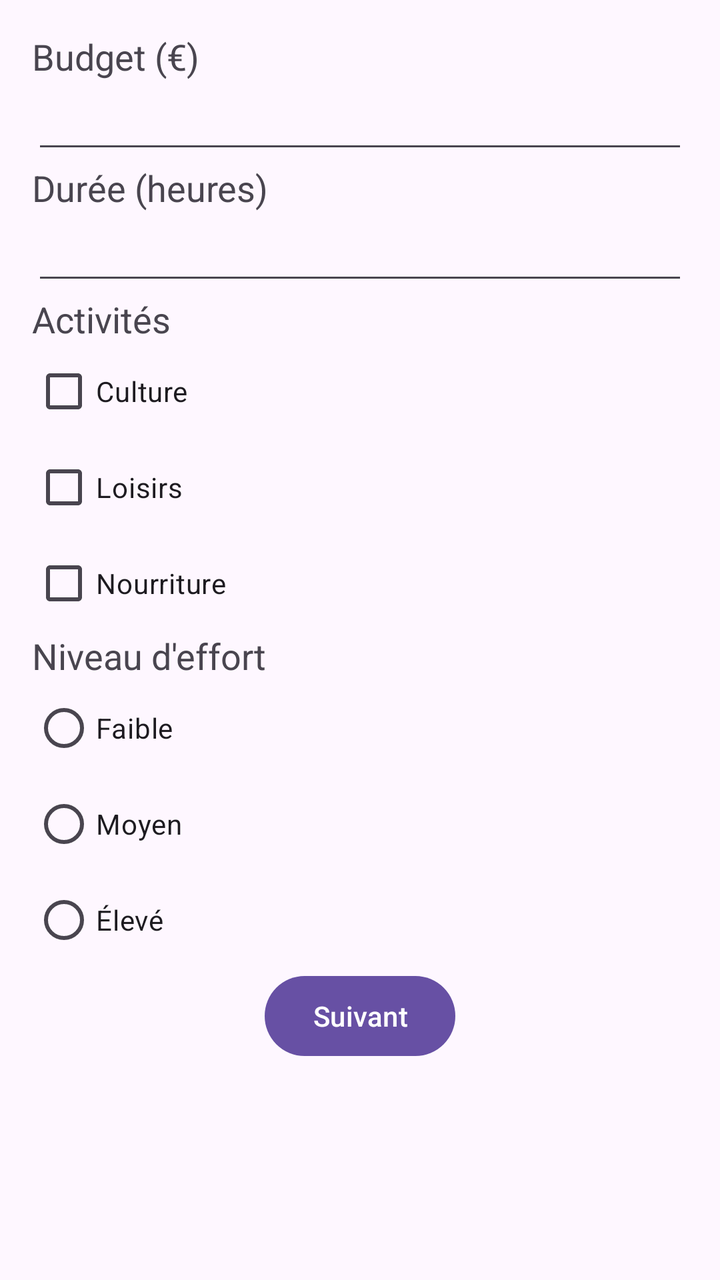
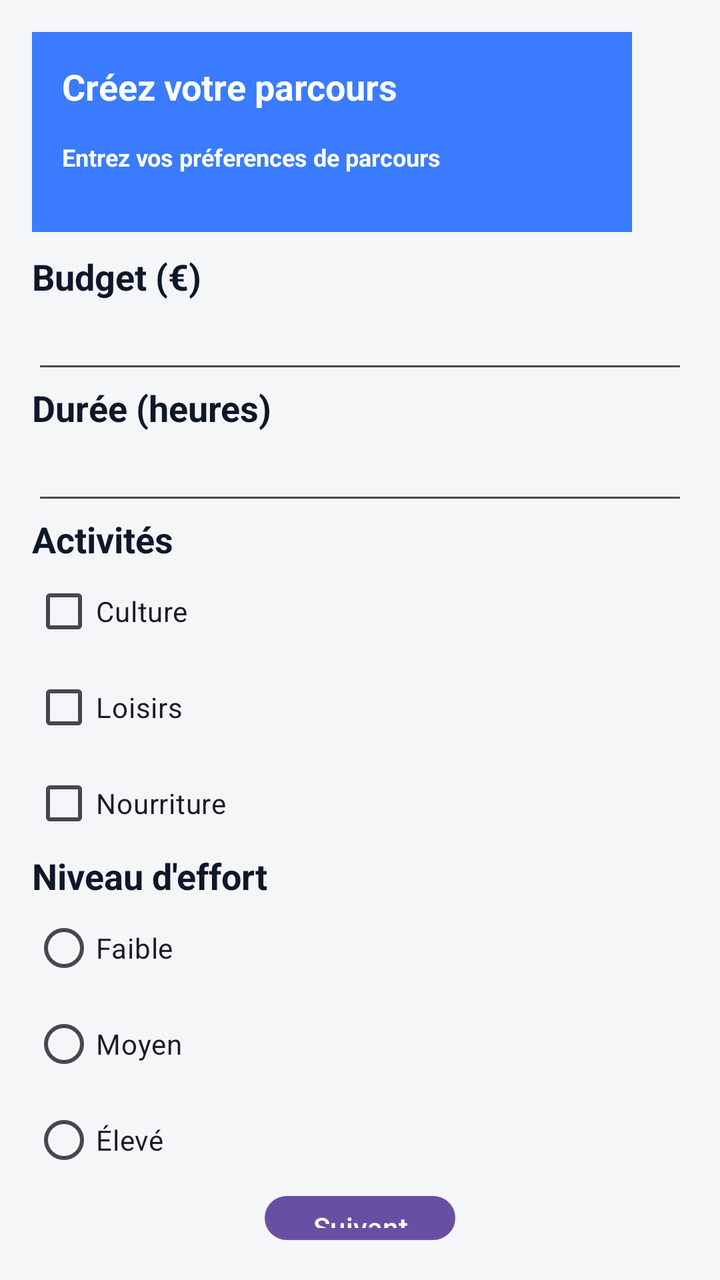

Screens rendered from an Android XML layout before and after an edit, with the pre-edit source and the edit as a unified diff.
<!-- AndroidManifest.xml: application theme Theme.Travel_Esteban_kylian -->
<!-- res/layout/activity_travelpath_preferences.xml -->
<?xml version="1.0" encoding="utf-8"?>

<LinearLayout xmlns:android="http://schemas.android.com/apk/res/android"
android:layout_width="match_parent"
android:layout_height="match_parent"
android:orientation="vertical"
android:padding="16dp">

<TextView
    android:layout_width="wrap_content"
    android:layout_height="wrap_content"
    android:text="Budget (€)"
    android:textSize="18sp" />

<EditText
    android:id="@+id/budgetEditText"
    android:layout_width="match_parent"
    android:layout_height="wrap_content"
    android:inputType="numberDecimal" />

<TextView
    android:layout_width="wrap_content"
    android:layout_height="wrap_content"
    android:text="Durée (heures)"
    android:textSize="18sp" />

<EditText
    android:id="@+id/durationEditText"
    android:layout_width="match_parent"
    android:layout_height="wrap_content"
    android:inputType="number" />

<TextView
    android:layout_width="wrap_content"
    android:layout_height="wrap_content"
    android:text="Activités"
    android:textSize="18sp" />

<CheckBox
    android:id="@+id/cultureCheckBox"
    android:layout_width="wrap_content"
    android:layout_height="wrap_content"
    android:text="Culture" />

<CheckBox
    android:id="@+id/leisureCheckBox"
    android:layout_width="wrap_content"
    android:layout_height="wrap_content"
    android:text="Loisirs" />

<CheckBox
    android:id="@+id/foodCheckBox"
    android:layout_width="wrap_content"
    android:layout_height="wrap_content"
    android:text="Nourriture" />

<TextView
    android:layout_width="wrap_content"
    android:layout_height="wrap_content"
    android:text="Niveau d'effort"
    android:textSize="18sp" />

<RadioGroup
    android:id="@+id/effortRadioGroup"
    android:layout_width="match_parent"
    android:layout_height="wrap_content"
    android:orientation="vertical">

    <RadioButton
        android:id="@+id/effortLow"
        android:layout_width="wrap_content"
        android:layout_height="wrap_content"
        android:text="Faible" />

    <RadioButton
        android:id="@+id/effortMedium"
        android:layout_width="wrap_content"
        android:layout_height="wrap_content"
        android:text="Moyen" />

    <RadioButton
        android:id="@+id/effortHigh"
        android:layout_width="wrap_content"
        android:layout_height="wrap_content"
        android:text="Élevé" />
</RadioGroup>

<Button
    android:id="@+id/nextButton"
    android:layout_width="wrap_content"
    android:layout_height="wrap_content"
    android:layout_gravity="center"
    android:text="Suivant" />

</LinearLayout>
<!-- resources referenced by this layout -->
<resources>
  <style name="Theme.Travel_Esteban_kylian" parent="Base.Theme.Travel_Esteban_kylian" />
  <style name="Base.Theme.Travel_Esteban_kylian" parent="Theme.Material3.DayNight.NoActionBar">
          
          
      </style>
</resources>

<!-- the commit's change to res/layout/activity_travelpath_preferences.xml (unified diff, before → after) -->
@@ -1,16 +1,48 @@
 <?xml version="1.0" encoding="utf-8"?>
 
 <LinearLayout xmlns:android="http://schemas.android.com/apk/res/android"
-android:layout_width="match_parent"
-android:layout_height="match_parent"
-android:orientation="vertical"
-android:padding="16dp">
+    android:layout_width="match_parent"
+    android:layout_height="match_parent"
+    android:orientation="vertical"
+    android:padding="16dp"
+    android:layout_marginTop="70sp"
+    android:background="#F4F6F8">
+
+    <LinearLayout
+        android:layout_width="300sp"
+        android:layout_height="100sp"
+        android:orientation="vertical"
+        android:padding="15sp"
+        android:background="#3a7bff">
+
+        <TextView
+            android:layout_width="wrap_content"
+            android:layout_height="wrap_content"
+            android:text="Créez votre parcours"
+            android:textColor="#FFFFFF"
+            android:textSize="18sp"
+            android:textStyle="bold" />
+
+        <TextView
+            android:layout_width="wrap_content"
+            android:layout_height="wrap_content"
+            android:text="Entrez vos préferences de parcours"
+            android:textColor="#FFFFFF"
+            android:textSize="12sp"
+            android:layout_marginTop="15sp"
+            android:textStyle="bold" />
+
+
+    </LinearLayout>
 
 <TextView
     android:layout_width="wrap_content"
     android:layout_height="wrap_content"
     android:text="Budget (€)"
-    android:textSize="18sp" />
+    android:layout_marginTop="10sp"
+    android:textColor="#0F172A"
+    android:textSize="18sp"
+    android:textStyle="bold" />
 
 <EditText
     android:id="@+id/budgetEditText"
@@ -22,7 +54,9 @@ android:padding="16dp">
     android:layout_width="wrap_content"
     android:layout_height="wrap_content"
     android:text="Durée (heures)"
-    android:textSize="18sp" />
+    android:textColor="#0F172A"
+    android:textSize="18sp"
+    android:textStyle="bold"/>
 
 <EditText
     android:id="@+id/durationEditText"
@@ -34,7 +68,9 @@ android:padding="16dp">
     android:layout_width="wrap_content"
     android:layout_height="wrap_content"
     android:text="Activités"
-    android:textSize="18sp" />
+    android:textColor="#0F172A"
+    android:textSize="18sp"
+    android:textStyle="bold" />
 
 <CheckBox
     android:id="@+id/cultureCheckBox"
@@ -58,7 +94,9 @@ android:padding="16dp">
     android:layout_width="wrap_content"
     android:layout_height="wrap_content"
     android:text="Niveau d'effort"
-    android:textSize="18sp" />
+    android:textColor="#0F172A"
+    android:textSize="18sp"
+    android:textStyle="bold"/>
 
 <RadioGroup
     android:id="@+id/effortRadioGroup"
@@ -85,11 +123,11 @@ android:padding="16dp">
         android:text="Élevé" />
 </RadioGroup>
 
-<Button
-    android:id="@+id/nextButton"
-    android:layout_width="wrap_content"
-    android:layout_height="wrap_content"
-    android:layout_gravity="center"
-    android:text="Suivant" />
+    <Button
+        android:id="@+id/nextButton"
+        android:layout_width="wrap_content"
+        android:layout_height="wrap_content"
+        android:layout_gravity="center"
+        android:text="Suivant" />
 
 </LinearLayout>
